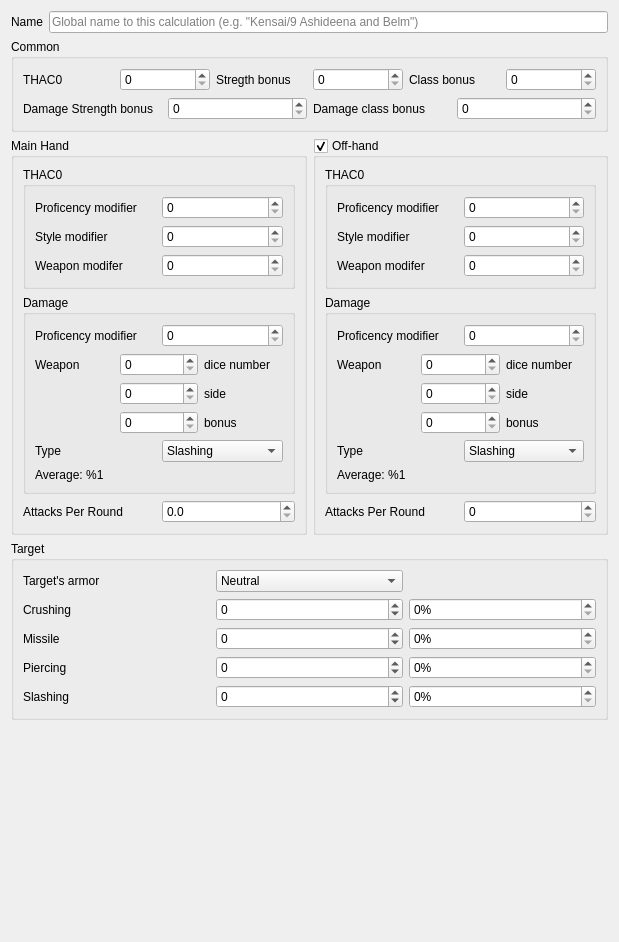
This is damage-calculator/configuration.ui in moebiusproject/moebiustoolkit as Qt 5 draws it before an edit. The edited form follows.
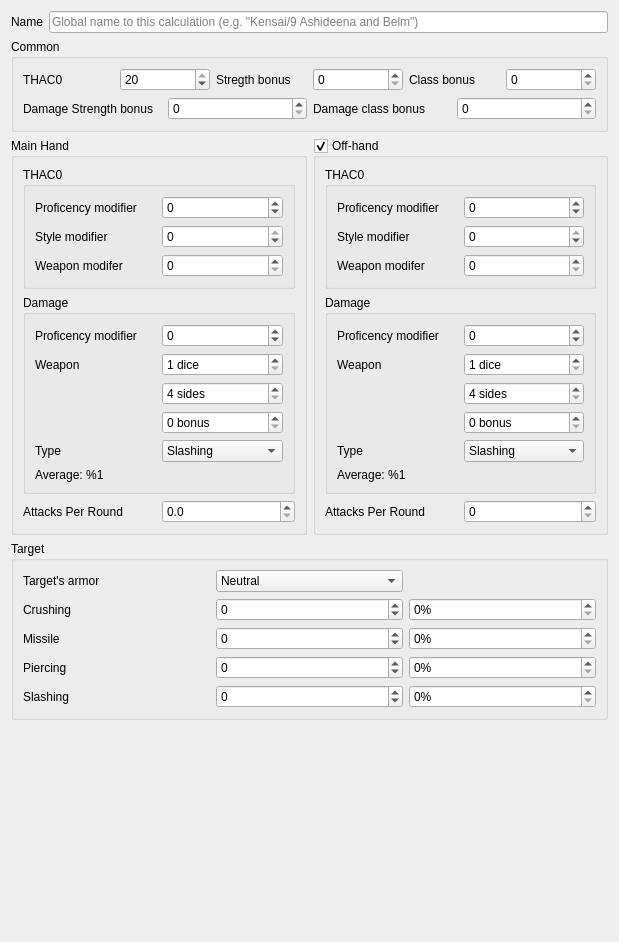
This is the edited form.

Commit message:
Improve THAC0 spinbox; simplify weapon damage UI
Remove the ugly labels at the right, and instead use the suffix of the
spinboxes to indicate which is which. Also, add first tentative limits
on them.

What changed in the file:
```diff
--- a/damage-calculator/configuration.ui
+++ b/damage-calculator/configuration.ui
@@ -45,7 +45,14 @@
          </widget>
         </item>
         <item>
-         <widget class="QSpinBox" name="baseThac0"/>
+         <widget class="QSpinBox" name="baseThac0">
+          <property name="maximum">
+           <number>20</number>
+          </property>
+          <property name="value">
+           <number>20</number>
+          </property>
+         </widget>
         </item>
         <item>
          <widget class="QLabel" name="strengthThac0BonusLabel">
@@ -118,7 +125,14 @@
             </widget>
            </item>
            <item row="0" column="1">
-            <widget class="QSpinBox" name="proficiencyThac0Modifier1"/>
+            <widget class="QSpinBox" name="proficiencyThac0Modifier1">
+             <property name="minimum">
+              <number>-5</number>
+             </property>
+             <property name="maximum">
+              <number>3</number>
+             </property>
+            </widget>
            </item>
            <item row="1" column="0">
             <widget class="QLabel" name="styleModifier1Label">
@@ -128,7 +142,14 @@
             </widget>
            </item>
            <item row="1" column="1">
-            <widget class="QSpinBox" name="styleModifier1"/>
+            <widget class="QSpinBox" name="styleModifier1">
+             <property name="minimum">
+              <number>-4</number>
+             </property>
+             <property name="maximum">
+              <number>0</number>
+             </property>
+            </widget>
            </item>
            <item row="2" column="0">
             <widget class="QLabel" name="weaponThac0Modifier1Label">
@@ -159,12 +180,55 @@
               </widget>
              </item>
              <item>
-              <widget class="QSpinBox" name="proficiencyDamageModifier1"/>
+              <widget class="QSpinBox" name="proficiencyDamageModifier1">
+               <property name="minimum">
+                <number>-1</number>
+               </property>
+               <property name="maximum">
+                <number>5</number>
+               </property>
+              </widget>
              </item>
             </layout>
            </item>
            <item>
             <layout class="QGridLayout" name="gridLayout">
+             <item row="1" column="1">
+              <widget class="QSpinBox" name="weaponDamageDiceSide1">
+               <property name="suffix">
+                <string> sides</string>
+               </property>
+               <property name="minimum">
+                <number>4</number>
+               </property>
+               <property name="maximum">
+                <number>20</number>
+               </property>
+              </widget>
+             </item>
+             <item row="2" column="1">
+              <widget class="QSpinBox" name="weaponDamageDiceBonus1">
+               <property name="suffix">
+                <string> bonus</string>
+               </property>
+               <property name="maximum">
+                <number>10</number>
+               </property>
+              </widget>
+             </item>
+             <item row="0" column="1">
+              <widget class="QSpinBox" name="weaponDamageDiceNumber1">
+               <property name="suffix">
+                <string> dice</string>
+               </property>
+               <property name="minimum">
+                <number>1</number>
+               </property>
+               <property name="maximum">
+                <number>2</number>
+               </property>
+              </widget>
+             </item>
              <item row="0" column="0">
               <widget class="QLabel" name="weaponDamageDice1Label">
                <property name="text">
@@ -172,36 +236,6 @@
                </property>
               </widget>
              </item>
-             <item row="0" column="1">
-              <widget class="QSpinBox" name="weaponDamageDiceNumber1"/>
-             </item>
-             <item row="0" column="2">
-              <widget class="QLabel" name="weaponDamageDiceNumber1Label">
-               <property name="text">
-                <string>dice number</string>
-               </property>
-              </widget>
-             </item>
-             <item row="1" column="1">
-              <widget class="QSpinBox" name="weaponDamageDiceSide1"/>
-             </item>
-             <item row="1" column="2">
-              <widget class="QLabel" name="weaponDamageDiceSide1Label">
-               <property name="text">
-                <string>side</string>
-               </property>
-              </widget>
-             </item>
-             <item row="2" column="1">
-              <widget class="QSpinBox" name="weaponDamageDiceBonus1"/>
-             </item>
-             <item row="2" column="2">
-              <widget class="QLabel" name="weaponDamageDiceBonus1Label">
-               <property name="text">
-                <string>bonus</string>
-               </property>
-              </widget>
-             </item>
             </layout>
            </item>
            <item>
@@ -299,7 +333,14 @@
             </widget>
            </item>
            <item row="0" column="1">
-            <widget class="QSpinBox" name="proficiencyThac0Modifier2"/>
+            <widget class="QSpinBox" name="proficiencyThac0Modifier2">
+             <property name="minimum">
+              <number>-5</number>
+             </property>
+             <property name="maximum">
+              <number>3</number>
+             </property>
+            </widget>
            </item>
            <item row="1" column="0">
             <widget class="QLabel" name="styleModifier2Label">
@@ -309,7 +350,14 @@
             </widget>
            </item>
            <item row="1" column="1">
-            <widget class="QSpinBox" name="styleModifier2"/>
+            <widget class="QSpinBox" name="styleModifier2">
+             <property name="minimum">
+              <number>-8</number>
+             </property>
+             <property name="maximum">
+              <number>0</number>
+             </property>
+            </widget>
            </item>
            <item row="2" column="0">
             <widget class="QLabel" name="weaponThac0Modifier2Label">
@@ -340,12 +388,55 @@
               </widget>
              </item>
              <item>
-              <widget class="QSpinBox" name="proficiencyDamageModifier2"/>
+              <widget class="QSpinBox" name="proficiencyDamageModifier2">
+               <property name="minimum">
+                <number>-1</number>
+               </property>
+               <property name="maximum">
+                <number>5</number>
+               </property>
+              </widget>
              </item>
             </layout>
            </item>
            <item>
             <layout class="QGridLayout" name="gridLayout_2">
+             <item row="1" column="1">
+              <widget class="QSpinBox" name="weaponDamageDiceSide2">
+               <property name="suffix">
+                <string> sides</string>
+               </property>
+               <property name="minimum">
+                <number>4</number>
+               </property>
+               <property name="maximum">
+                <number>20</number>
+               </property>
+              </widget>
+             </item>
+             <item row="2" column="1">
+              <widget class="QSpinBox" name="weaponDamageDiceBonus2">
+               <property name="suffix">
+                <string> bonus</string>
+               </property>
+               <property name="maximum">
+                <number>10</number>
+               </property>
+              </widget>
+             </item>
+             <item row="0" column="1">
+              <widget class="QSpinBox" name="weaponDamageDiceNumber2">
+               <property name="suffix">
+                <string> dice</string>
+               </property>
+               <property name="minimum">
+                <number>1</number>
+               </property>
+               <property name="maximum">
+                <number>2</number>
+               </property>
+              </widget>
+             </item>
              <item row="0" column="0">
               <widget class="QLabel" name="weaponDamageDice2Label">
                <property name="text">
@@ -353,36 +444,6 @@
                </property>
               </widget>
              </item>
-             <item row="0" column="1">
-              <widget class="QSpinBox" name="weaponDamageDiceNumber2"/>
-             </item>
-             <item row="0" column="2">
-              <widget class="QLabel" name="weaponDamageDiceNumber2Label">
-               <property name="text">
-                <string>dice number</string>
-               </property>
-              </widget>
-             </item>
-             <item row="1" column="1">
-              <widget class="QSpinBox" name="weaponDamageDiceSide2"/>
-             </item>
-             <item row="1" column="2">
-              <widget class="QLabel" name="weaponDamageDiceSide2Label">
-               <property name="text">
-                <string>side</string>
-               </property>
-              </widget>
-             </item>
-             <item row="2" column="1">
-              <widget class="QSpinBox" name="weaponDamageDiceBonus2"/>
-             </item>
-             <item row="2" column="2">
-              <widget class="QLabel" name="weaponDamageDiceBonus2Label">
-               <property name="text">
-                <string>bonus</string>
-               </property>
-              </widget>
-             </item>
             </layout>
            </item>
            <item>
```
Left out of the diff: 12 changed lines with no effect on the pictures.
